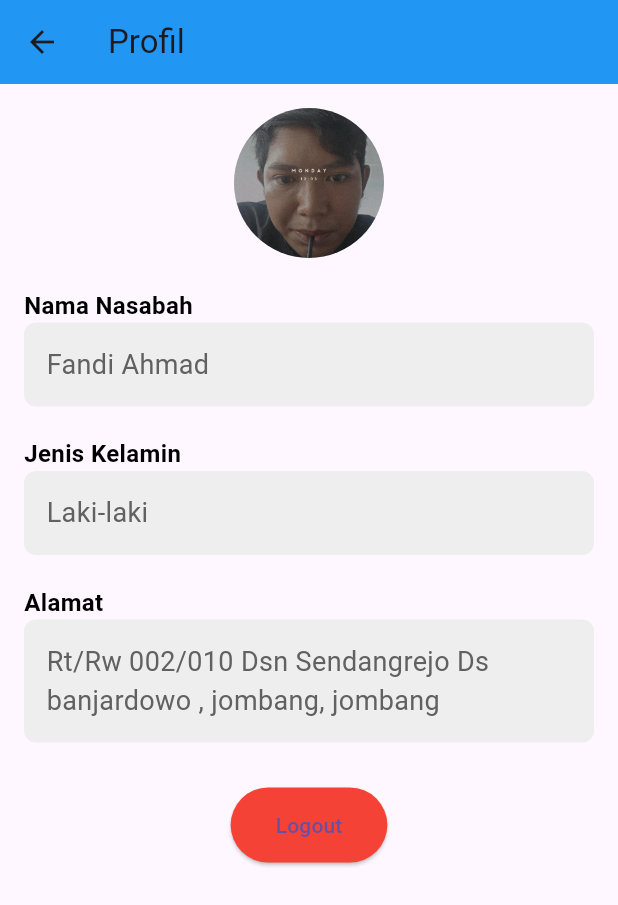
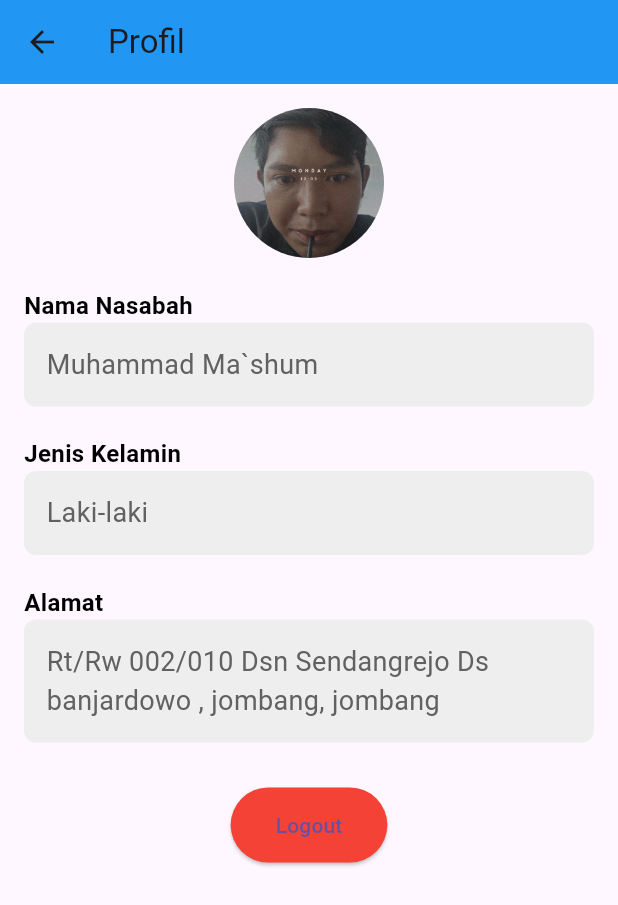
Before and after one commit to mashum22/Project-Uts, a Flutter app: the ProfilePage screen opened directly, on a phone screen of 412 x 824 dp. Shown: the top 905 px of the screen. Run offline on Flutter 3.47's test engine with Material 3 defaults, Android fonts, the phone set to English and light mode, and no system bars; our stand-ins replace lottie.

Commit message:
Update profil.dart

```diff
--- a/projectmashum/lib/pages/profil.dart
+++ b/projectmashum/lib/pages/profil.dart
@@ -30,7 +30,7 @@ class ProfilePage extends StatelessWidget {
                 'Nama Nasabah',
                 style: TextStyle(fontSize: 16, fontWeight: FontWeight.bold, color: Colors.black), // Ukuran font diperbesar
               ),
-              _buildProfileField('Fandi Ahmad'),
+              _buildProfileField('Muhammad Ma`shum'),
 
               SizedBox(height: 20),
 
```
